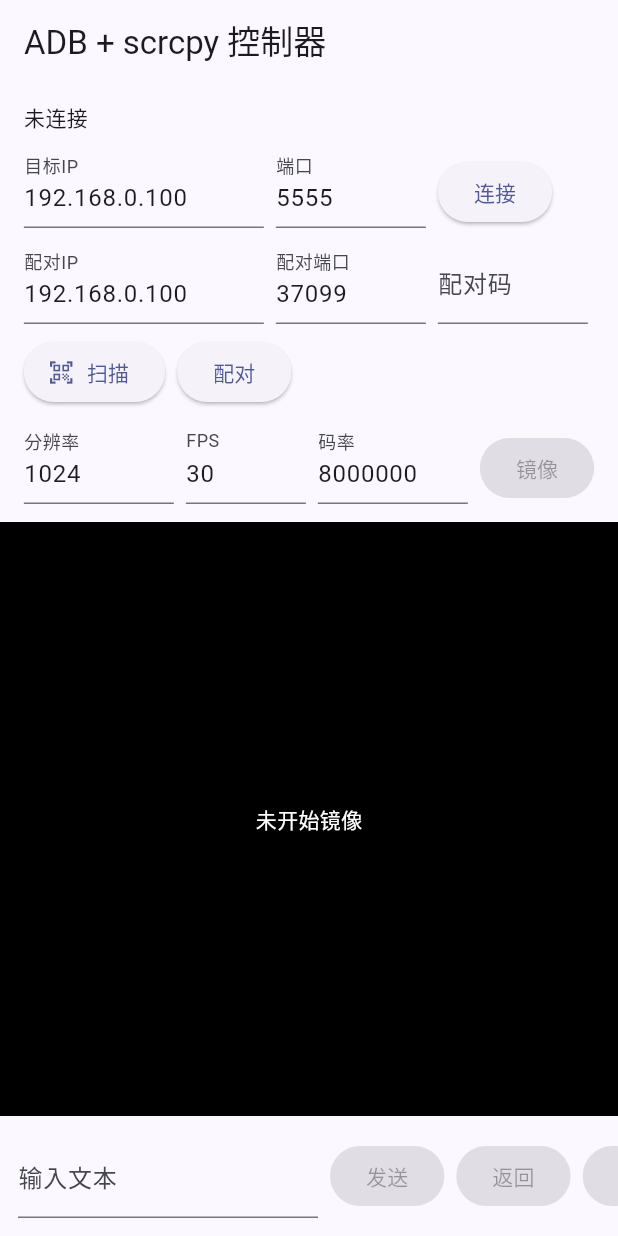
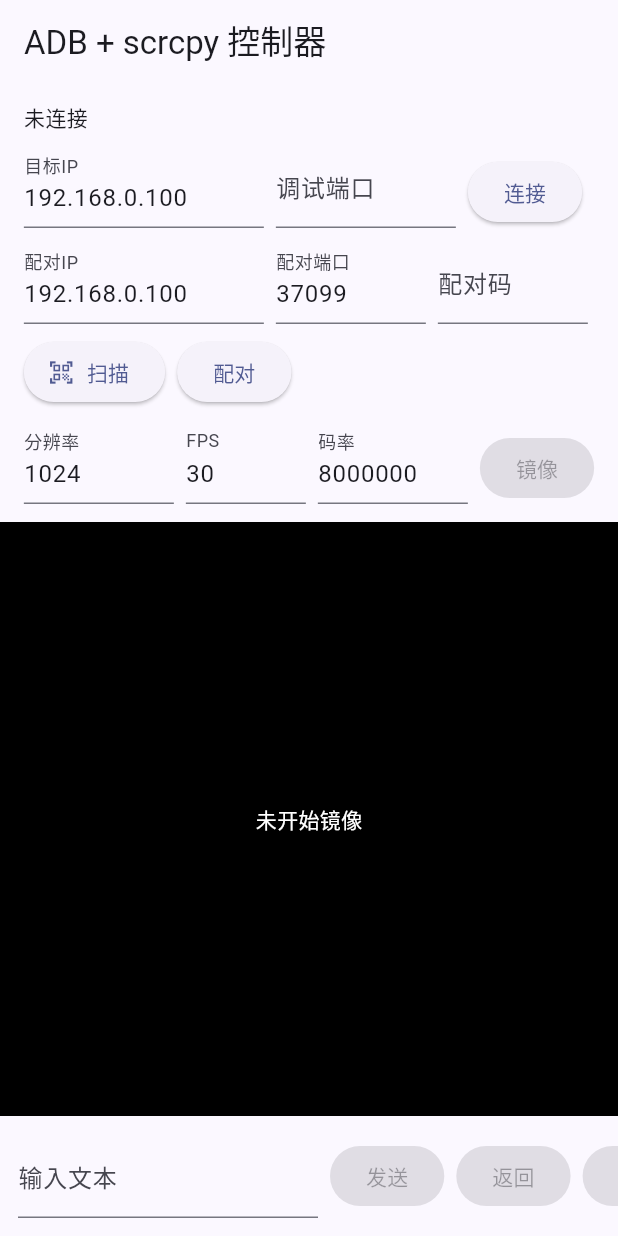
Before and after one commit to ew010/phone_control, a Flutter app: the screen it shows after launch, on a phone screen of 412 x 824 dp. Run offline on Flutter 3.47's test engine with Material 3 defaults, Android fonts, the phone set to English and light mode, and no system bars; missing offline and left inert: mobile_scanner.

Commit message:
修复：Android 11+ 使用随机调试端口，配对后需手动输入设备显示的端口

```diff
--- a/lib/main.dart
+++ b/lib/main.dart
@@ -31,7 +31,7 @@
 class _ControlHomePageState extends State<ControlHomePage> {
   final _controller = AdbScrcpyController();
   final _hostController = TextEditingController(text: '192.168.0.100');
-  final _portController = TextEditingController(text: '5555');
+  final _portController = TextEditingController();
   final _pairHostController = TextEditingController(text: '192.168.0.100');
   final _pairPortController = TextEditingController(text: '37099');
   final _pairCodeController = TextEditingController();
@@ -126,8 +126,8 @@
     setState(() {
       if (result == '配对成功') {
         _hostController.text = host;
-        _portController.text = '5555';
-        _status = '配对成功，调试端口默认为5555，如连接失败请检查设备端口';
+        _portController.clear();
+        _status = '配对成功！请查看设备上"无线调试"页面显示的端口号，填入上方端口框';
       } else {
         _status = result;
       }
@@ -257,11 +257,14 @@
                         ),
                       ),
                       SizedBox(
-                        width: 100,
+                        width: 120,
                         child: TextField(
                           controller: _portController,
                           keyboardType: TextInputType.number,
-                          decoration: const InputDecoration(labelText: '端口'),
+                          decoration: const InputDecoration(
+                            labelText: '调试端口',
+                            hintText: '设备上显示的端口',
+                          ),
                         ),
                       ),
                       ElevatedButton(
```
